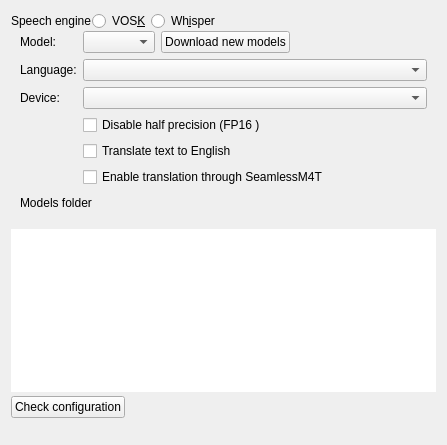
The window that src/ui/configspeech_ui.ui (KDE/kdenlive) describes before a commit, drawn with Qt 5.
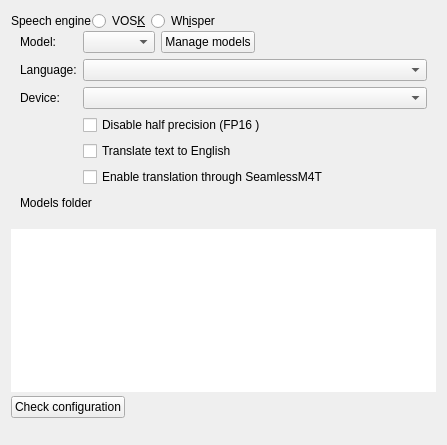
The same window after the commit. Icons and pictures are not drawn. Custom widgets are drawn as their Qt base class.

The edit to the form file:
```diff
--- a/src/ui/configspeech_ui.ui
+++ b/src/ui/configspeech_ui.ui
@@ -217,7 +217,7 @@
          <item>
           <widget class="QPushButton" name="downloadButton">
            <property name="text">
-            <string>Download new models</string>
+            <string>Manage models</string>
            </property>
           </widget>
          </item>
```
